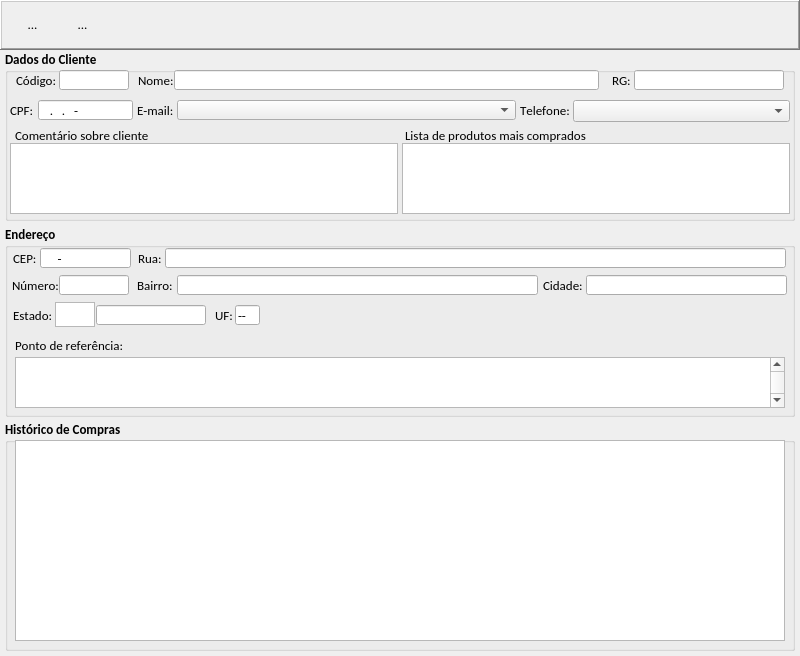
Qt form loja/tela_clientes.ui (jmessias1725/sexloja) before a commit.
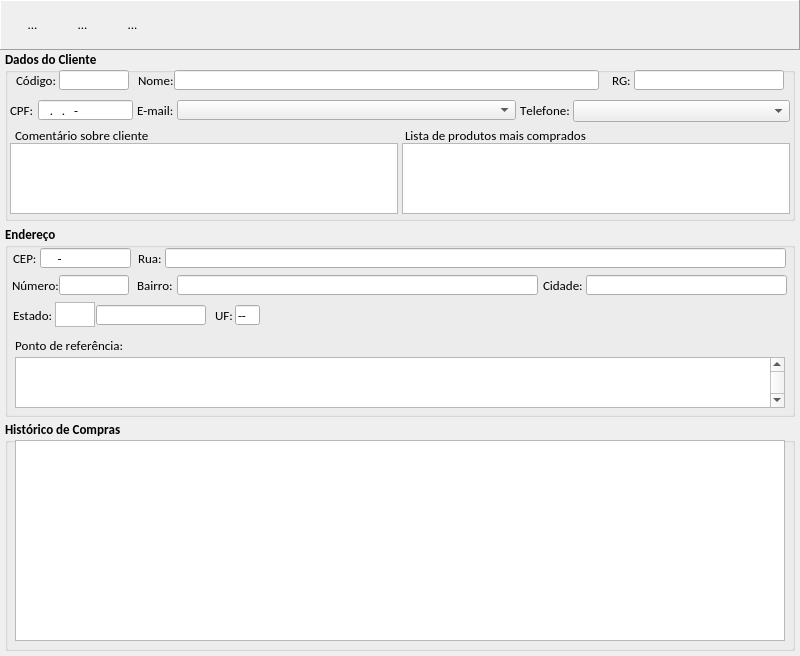
The same form after that commit. Icons and pictures are not drawn.

Diff of the .ui file:
```diff
--- a/loja/tela_clientes.ui
+++ b/loja/tela_clientes.ui
@@ -997,7 +997,7 @@
     </rect>
    </property>
    <property name="frameShape">
-    <enum>QFrame::WinPanel</enum>
+    <enum>QFrame::Panel</enum>
    </property>
    <property name="frameShadow">
     <enum>QFrame::Raised</enum>
@@ -1054,6 +1054,32 @@
      <bool>true</bool>
     </property>
    </widget>
+   <widget class="QToolButton" name="btn_remover_cliente">
+    <property name="geometry">
+     <rect>
+      <x>110</x>
+      <y>2</y>
+      <width>45</width>
+      <height>45</height>
+     </rect>
+    </property>
+    <property name="text">
+     <string>...</string>
+    </property>
+    <property name="icon">
+     <iconset resource="imagens.qrc">
+      <normaloff>:/img/img/remover_cliente.png</normaloff>:/img/img/remover_cliente.png</iconset>
+    </property>
+    <property name="iconSize">
+     <size>
+      <width>40</width>
+      <height>40</height>
+     </size>
+    </property>
+    <property name="autoRaise">
+     <bool>true</bool>
+    </property>
+   </widget>
   </widget>
  </widget>
  <resources>
```
Left out of the diff: 22 changed lines with no effect on the pictures.
